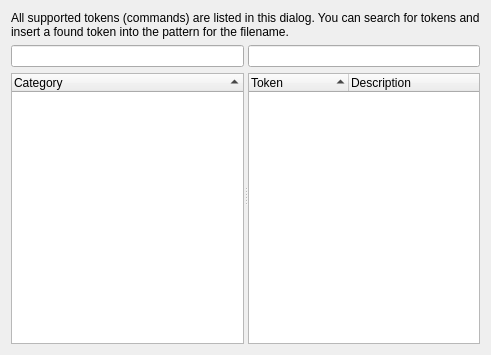
Before: the Qt Designer form src/tokenhelpwidget.ui in KDE/krename, drawn with Qt 5.
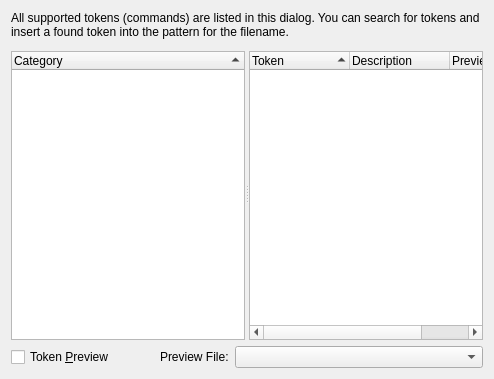
After: the same form once the commit is applied. Custom widgets are drawn as their Qt base class.

Commit message: ADDED: A preview feature for tokenhelpdialog

The edit to the form file:
```diff
--- a/src/tokenhelpwidget.ui
+++ b/src/tokenhelpwidget.ui
@@ -5,14 +5,14 @@
    <rect>
     <x>0</x>
     <y>0</y>
-    <width>491</width>
-    <height>355</height>
+    <width>494</width>
+    <height>379</height>
    </rect>
   </property>
   <property name="windowTitle" >
    <string>KRename Help</string>
   </property>
-  <layout class="QVBoxLayout" >
+  <layout class="QVBoxLayout" name="verticalLayout" >
    <item>
     <widget class="QLabel" name="label" >
      <property name="text" >
@@ -87,6 +87,9 @@
          <property name="allColumnsShowFocus" >
           <bool>true</bool>
          </property>
+         <property name="headerHidden" >
+          <bool>false</bool>
+         </property>
          <column>
           <property name="text" >
            <string>Token</string>
@@ -97,19 +100,77 @@
            <string>Description</string>
           </property>
          </column>
+         <column>
+          <property name="text" >
+           <string>Preview</string>
+          </property>
+         </column>
         </widget>
        </item>
       </layout>
      </widget>
     </widget>
    </item>
+   <item>
+    <layout class="QHBoxLayout" name="horizontalLayout" >
+     <item>
+      <widget class="QCheckBox" name="checkPreview" >
+       <property name="text" >
+        <string>Token &amp;Preview</string>
+       </property>
+      </widget>
+     </item>
+     <item>
+      <spacer name="horizontalSpacer" >
+       <property name="orientation" >
+        <enum>Qt::Horizontal</enum>
+       </property>
+       <property name="sizeType" >
+        <enum>QSizePolicy::Minimum</enum>
+       </property>
+       <property name="sizeHint" stdset="0" >
+        <size>
+         <width>40</width>
+         <height>20</height>
+        </size>
+       </property>
+      </spacer>
+     </item>
+     <item>
+      <widget class="QLabel" name="labelPreview" >
+       <property name="text" >
+        <string>Preview File:</string>
+       </property>
+      </widget>
+     </item>
+     <item>
+      <widget class="QComboBox" name="comboPreview" >
+       <property name="sizePolicy" >
+        <sizepolicy vsizetype="Fixed" hsizetype="Expanding" >
+         <horstretch>0</horstretch>
+         <verstretch>0</verstretch>
+        </sizepolicy>
+       </property>
+       <property name="sizeIncrement" >
+        <size>
+         <width>0</width>
+         <height>0</height>
+        </size>
+       </property>
+       <property name="editable" >
+        <bool>false</bool>
+       </property>
+      </widget>
+     </item>
+    </layout>
+   </item>
   </layout>
  </widget>
  <customwidgets>
   <customwidget>
    <class>KTreeWidgetSearchLineWidget</class>
-   <extends>QLineEdit</extends>
-   <header location="global" >ktreewidgetsearchline.h</header>
+   <extends>QWidget</extends>
+   <header>ktreewidgetsearchline.h</header>
   </customwidget>
  </customwidgets>
  <resources/>
```
The commit also changes 7 other files.
